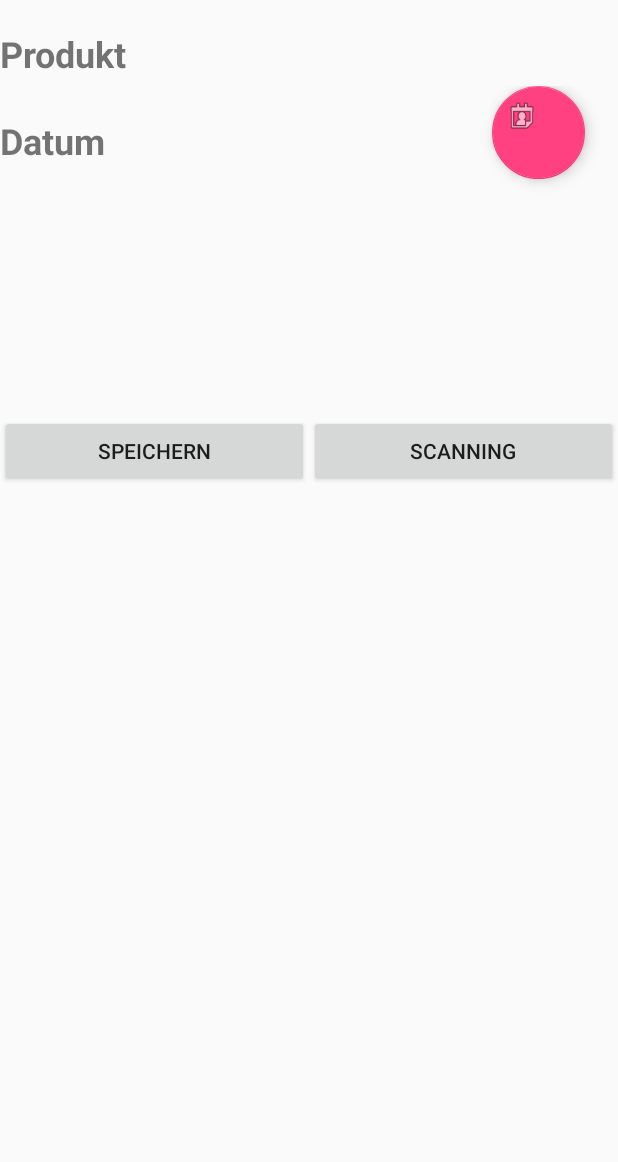
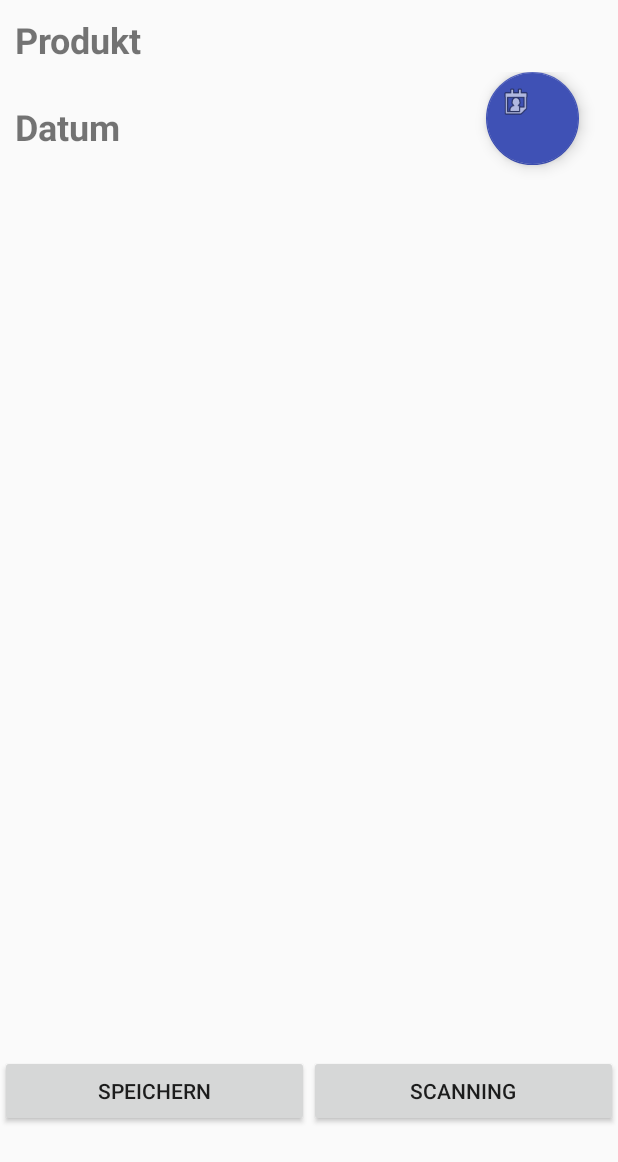
Before and after one commit to sfasser/Durability, an Android app: the screen it shows after launch (AddActivity), after a tap on an icon or button, on a phone screen of 412 x 824 dp. Shown: the top 1162 px of the screen. Run offline under Robolectric (Android 15) with nearby library versions, the phone set to English and light mode, and no system bars.

Commit message:
Layout anpassungen

```diff
--- a/app/src/main/java/ch/hslu/durability/mobpro/durability/AddActivity.java
+++ b/app/src/main/java/ch/hslu/durability/mobpro/durability/AddActivity.java
@@ -47,8 +47,6 @@ public class AddActivity extends Activity implements OnClickListener {
 
     public static final MediaType JSON = MediaType.parse("application/json; charset=utf-8");
 
-    private TextView BarCodeNumber;
-
     public String scanContent = "";
 
     String url ="";
@@ -60,7 +58,6 @@ public class AddActivity extends Activity implements OnClickListener {
         setContentView(R.layout.activity_add);
 
         scanBtn = (Button)findViewById(R.id.button);
-        BarCodeNumber = (TextView)findViewById(R.id.scan_content);
         date = (TextView) findViewById(R.id.date);
         txtProduct = (TextView) findViewById(R.id.txtProduct);
 
@@ -87,10 +84,7 @@ public class AddActivity extends Activity implements OnClickListener {
 
         if (scanningResult != null) {
             scanContent = scanningResult.getContents();
-
-            //BarCodeNumber.setText("Barcode Nummer: " + scanContent);
             searchBarcode(scanContent);
-
         } else{
             Toast toast = Toast.makeText(getApplicationContext(),
                     "No scan data received!", Toast.LENGTH_SHORT);
@@ -106,7 +100,6 @@ public class AddActivity extends Activity implements OnClickListener {
         } catch (IOException e) {
             e.printStackTrace();
         }
-
     }
 
     private void run() throws IOException{
@@ -143,7 +136,6 @@ public class AddActivity extends Activity implements OnClickListener {
                         }
                     }
                 });
-
             }
         });
     }
@@ -164,7 +156,6 @@ public class AddActivity extends Activity implements OnClickListener {
                 } catch (IOException e) {
                     e.printStackTrace();
                 }
-
             }
         });
         alert.show();
@@ -230,9 +221,7 @@ public class AddActivity extends Activity implements OnClickListener {
             year_x = year;
             month_x = monthOfYear + 1;
             day_x = dayOfMonth;
-
             date.setText(day_x + "." + month_x + "." + year_x);
-
         }
     };
 }
--- a/app/src/main/res/layout/activity_add.xml
+++ b/app/src/main/res/layout/activity_add.xml
@@ -11,19 +11,9 @@
     <LinearLayout
         android:layout_width="match_parent"
         android:layout_height="wrap_content"
-        android:orientation="horizontal">
-
-        <TextView
-            android:id="@+id/scan_content"
-            android:layout_width="wrap_content"
-            android:layout_height="wrap_content"
-            android:layout_weight="1" />
-    </LinearLayout>
-
-    <LinearLayout
-        android:layout_width="match_parent"
-        android:layout_height="wrap_content"
-        android:orientation="horizontal">
+        android:orientation="horizontal"
+        android:paddingLeft="10dp"
+        android:paddingTop="10dp">
 
         <TextView
             android:id="@+id/txtProduct"
@@ -40,18 +30,8 @@
     <LinearLayout
         android:layout_width="match_parent"
         android:layout_height="wrap_content"
-        android:layout_weight="0.24"
+        android:layout_weight="0.07"
         android:orientation="horizontal">
-
-        <TextView
-            android:id="@+id/txtDate"
-            android:layout_width="wrap_content"
-            android:layout_height="wrap_content"
-            android:layout_marginTop="20dp"
-            android:layout_weight="0.5"
-            android:text="Datum"
-            android:textSize="24sp"
-            android:textStyle="bold" />
 
         <TextView
             android:id="@+id/date"
@@ -59,7 +39,10 @@
             android:layout_height="wrap_content"
             android:layout_marginTop="20dp"
             android:layout_weight="2"
-            android:textSize="24sp" />
+            android:paddingLeft="10dp"
+            android:text="Datum"
+            android:textSize="24sp"
+            android:textStyle="bold" />
 
         <android.support.design.widget.FloatingActionButton
             android:id="@+id/addDate"
@@ -67,6 +50,7 @@
             android:layout_height="62dp"
             android:layout_weight="0.21"
             android:clickable="true"
+            app:backgroundTint="@color/colorPrimary"
             app:fabSize="mini"
             app:srcCompat="@android:drawable/ic_menu_my_calendar" />
 
@@ -74,14 +58,16 @@
 
     <LinearLayout
         android:layout_width="match_parent"
-        android:layout_height="wrap_content"
+        android:layout_height="385dp"
         android:layout_gravity="end"
-        android:orientation="horizontal">
+        android:orientation="horizontal"
+        android:layout_weight="0.71">
 
         <Button
             android:id="@+id/btnSave"
             android:layout_width="match_parent"
             android:layout_height="wrap_content"
+            android:layout_gravity="bottom"
             android:layout_weight="1"
             android:text="Speichern" />
 
@@ -89,6 +75,7 @@
             android:id="@+id/button"
             android:layout_width="match_parent"
             android:layout_height="wrap_content"
+            android:layout_gravity="bottom"
             android:layout_weight="1"
             android:text="Scanning" />
     </LinearLayout>
```
